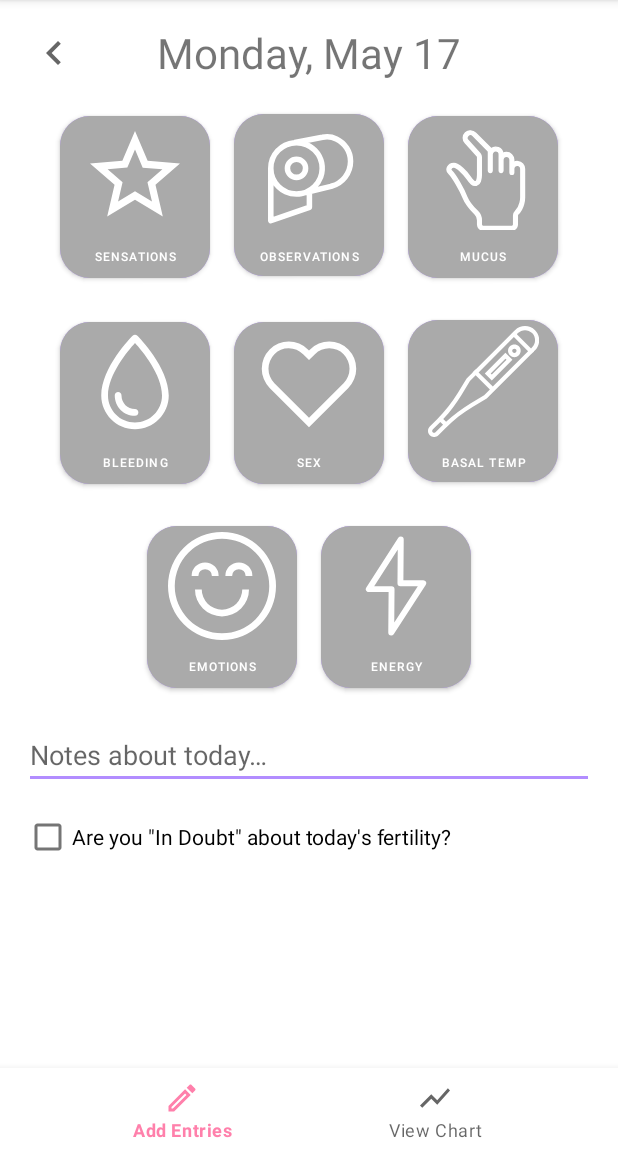
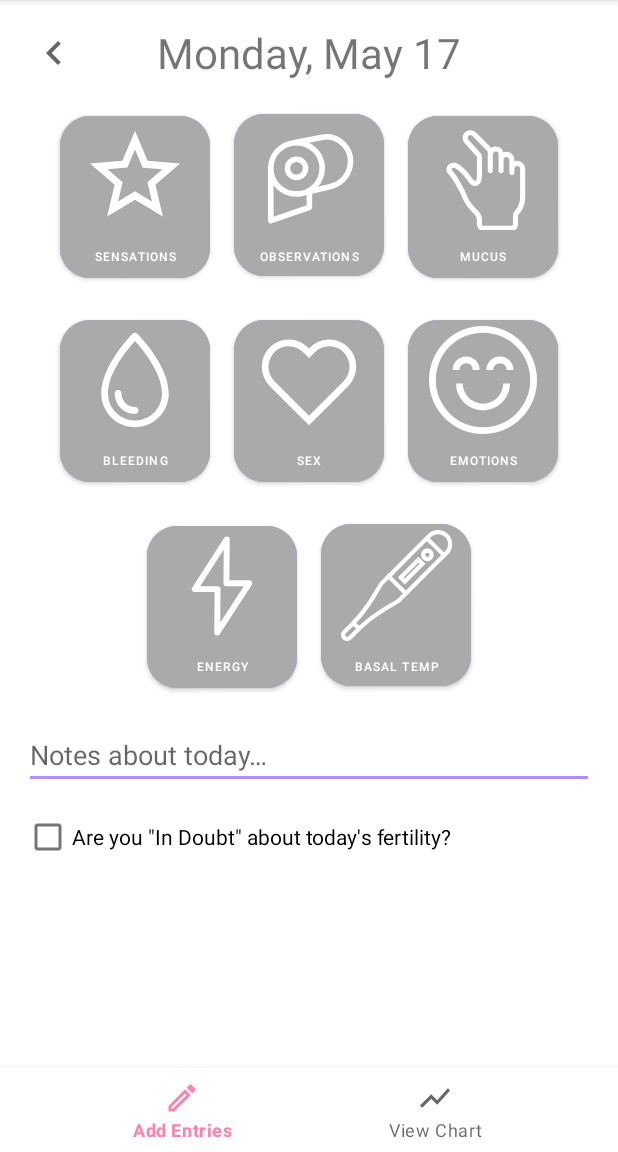
Before and after one commit to romrell4/FertilityTracker, an Android app: the screen it shows after launch (MainActivity), on a phone screen of 412 x 824 dp, the part 84-1236 px from its top. Run offline under Robolectric (Android 15) with nearby library versions, the light colour scheme and no system bars.

Commit message:
Moved temp to bottom right

```diff
--- a/app/build.gradle
+++ b/app/build.gradle
@@ -15,8 +15,8 @@ android {
         applicationId "com.romrell4.fertility_tracker"
         minSdkVersion 26
         targetSdkVersion 30
-        versionCode 12
-        versionName "2.1"
+        versionCode 14
+        versionName "2.2"
 
         testInstrumentationRunner "androidx.test.runner.AndroidJUnitRunner"
     }
--- a/app/src/main/res/layout/fragment_data_entry.xml
+++ b/app/src/main/res/layout/fragment_data_entry.xml
@@ -97,19 +97,8 @@
                     android:text="@string/sex_button_title" />
 
                 <com.google.android.material.button.MaterialButton
-                    android:id="@+id/temperatureButton"
-                    style="@style/SymptomButton"
-                    android:contentDescription="@string/temperature_title"
-                    android:drawableTop="@drawable/ic_temperature"
-                    android:text="@string/temperature_title" />
-
-                <com.google.android.material.button.MaterialButton
                     android:id="@+id/moodButton"
                     style="@style/SymptomButton"
-                    android:layout_row="2"
-                    android:layout_column="0"
-                    android:layout_columnSpan="2"
-                    android:layout_gravity="center_horizontal"
                     android:contentDescription="@string/mood_button_title"
                     android:drawableTop="@drawable/ic_mood"
                     android:text="@string/mood_button_title" />
@@ -118,12 +107,23 @@
                     android:id="@+id/energyButton"
                     style="@style/SymptomButton"
                     android:layout_row="2"
-                    android:layout_column="1"
+                    android:layout_column="0"
                     android:layout_columnSpan="2"
                     android:layout_gravity="center_horizontal"
                     android:contentDescription="@string/energy_button_title"
                     android:drawableTop="@drawable/ic_energy"
                     android:text="@string/energy_button_title" />
+
+                <com.google.android.material.button.MaterialButton
+                    android:id="@+id/temperatureButton"
+                    style="@style/SymptomButton"
+                    android:layout_row="2"
+                    android:layout_column="1"
+                    android:layout_columnSpan="2"
+                    android:layout_gravity="center_horizontal"
+                    android:contentDescription="@string/temperature_title"
+                    android:drawableTop="@drawable/ic_temperature"
+                    android:text="@string/temperature_title" />
 
                 <!--                <com.google.android.material.button.MaterialButton-->
                 <!--                    android:id="@+id/temperatureButton"-->
```
Also changed, not shown: app/src/main/java/com/romrell4/fertility_tracker/view/CycleDayAdapter.kt (+5 -4 lines).
